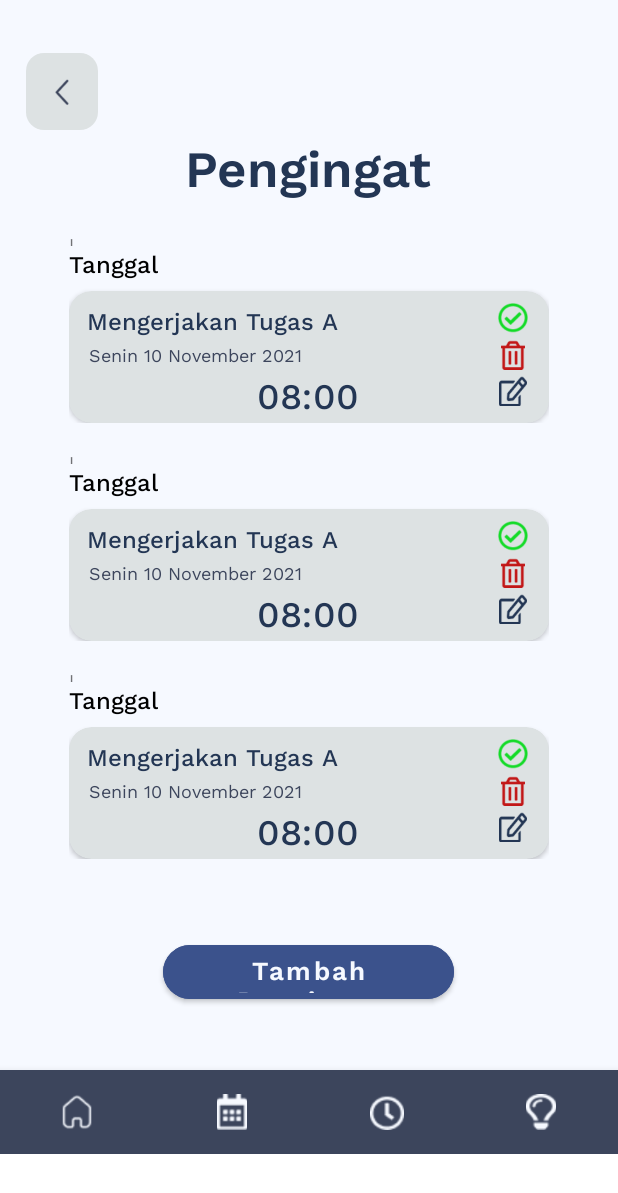
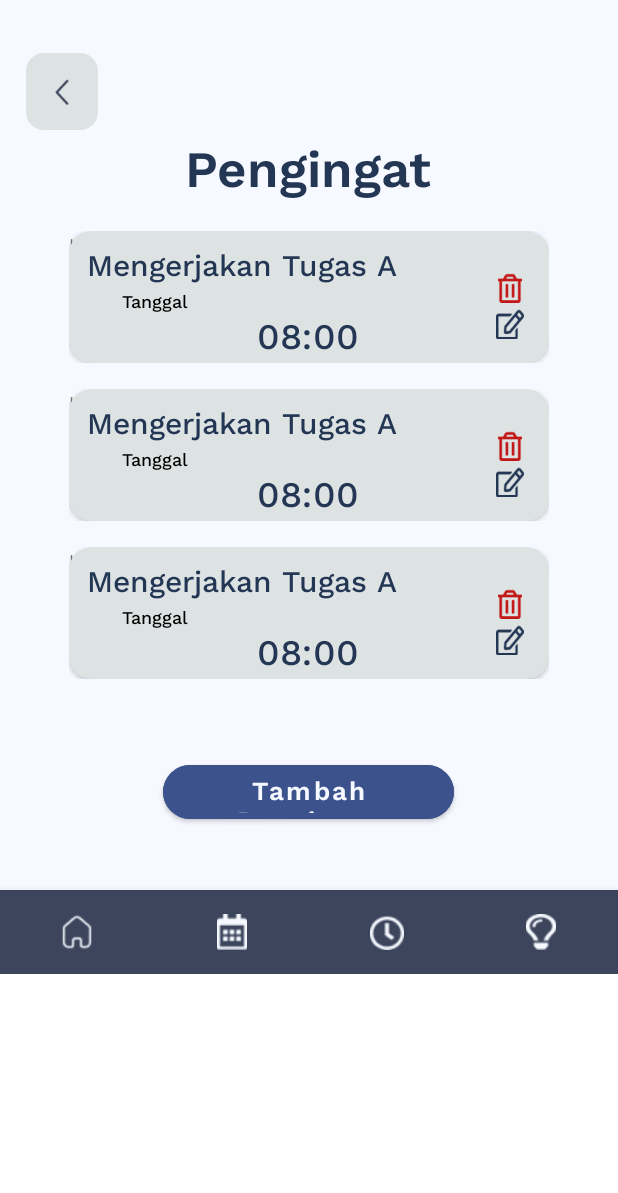
Before and after one commit to HafizhDaffa/Dotify-v.2, an Android app: the layout activity_pengingat_saya.xml on its own in the app's theme, with its tools: preview values and no code run, on a phone screen of 412 x 824 dp. Shown: the top 1193 px of the screen. Run offline under Robolectric (Android 15) with nearby library versions, the phone set to English and light mode, and no system bars.

Commit message:
perbaikan dikit

```diff
--- a/app/src/main/java/com/example/dotify_2/MainActivity.kt
+++ b/app/src/main/java/com/example/dotify_2/MainActivity.kt
@@ -1,4 +1,5 @@
 package com.example.dotify_2
+
 
 import android.content.Intent
 import androidx.appcompat.app.AppCompatActivity
--- a/app/src/main/java/com/example/dotify_2/Pengingat.kt
+++ b/app/src/main/java/com/example/dotify_2/Pengingat.kt
@@ -3,10 +3,11 @@ package com.example.dotify_2
 import java.util.*
 
 data class Pengingat(
+
     var judul: String? = null,
     var tgl: String? = null,
     var jam: String? = null,
-
+    var id: Int? = null,
 
 
     )
--- a/app/src/main/res/layout/activity_pengingat_saya.xml
+++ b/app/src/main/res/layout/activity_pengingat_saya.xml
@@ -41,11 +41,11 @@
             android:textColor="@color/hitam"/>
 
         <androidx.recyclerview.widget.RecyclerView
+            android:id="@+id/recycler_view"
             android:layout_width="wrap_content"
             android:layout_height="wrap_content"
             android:paddingBottom="10dp"
-            android:id="@+id/recycler_view"
-            tools:listitem="@layout/pengingat"/>
+            tools:listitem="@layout/pengingat" />
 
         <com.google.android.material.button.MaterialButton
             android:layout_width="194dp"
--- a/app/src/main/res/layout/pengingat.xml
+++ b/app/src/main/res/layout/pengingat.xml
@@ -15,19 +15,6 @@
         android:text="|"
         app:layout_constraintBottom_toTopOf="@+id/tanggal"
         app:layout_constraintStart_toStartOf="parent"/>
-
-    <TextView
-        android:layout_width="wrap_content"
-        android:layout_height="wrap_content"
-        app:layout_constraintBottom_toTopOf="@id/card"
-        app:layout_constraintStart_toStartOf="@id/card"
-        android:id="@+id/tanggal"
-        android:layout_marginBottom="6dp"
-        android:elevation="2dp"
-        android:text="Tanggal"
-        android:fontFamily="@font/worksans_medium"
-        android:textSize="16sp"
-        android:textColor="@color/black"/>
 
     <androidx.cardview.widget.CardView
         android:layout_width="320dp"
@@ -58,66 +45,54 @@
                 app:layout_constraintTop_toTopOf="parent" />
 
             <TextView
-                android:id="@+id/catatan"
-                android:layout_width="183dp"
-                android:layout_height="wrap_content"
-                android:layout_marginStart="13dp"
-                android:layout_marginTop="2dp"
-                android:elevation="2dp"
-                android:fontFamily="@font/worksans_regular"
-                android:text="Senin 10 November 2021"
-                android:textColor="@color/biru_paling_tua"
-                android:textSize="12sp"
-                app:layout_constraintStart_toStartOf="parent"
-                app:layout_constraintTop_toBottomOf="@id/judul" />
-
-            <TextView
                 android:id="@+id/judul"
-                android:layout_width="183dp"
-                android:layout_height="wrap_content"
+                android:layout_width="247dp"
+                android:layout_height="58dp"
                 android:layout_marginStart="12dp"
                 android:layout_marginTop="8dp"
                 android:elevation="2dp"
                 android:fontFamily="@font/worksans_medium"
                 android:text="Mengerjakan Tugas A"
                 android:textColor="@color/hitam"
-                android:textSize="16sp"
+                android:textSize="20sp"
                 app:layout_constraintStart_toStartOf="parent"
-                app:layout_constraintTop_toTopOf="parent" />
-
-            <ImageView
-                android:id="@+id/check"
-                android:layout_width="20dp"
-                android:layout_height="20dp"
-                android:layout_marginTop="8dp"
-                android:layout_marginEnd="14dp"
-                android:adjustViewBounds="true"
-                android:scaleType="fitCenter"
-                android:src="@drawable/check"
-                app:layout_constraintEnd_toEndOf="parent"
                 app:layout_constraintTop_toTopOf="parent" />
 
             <ImageView
                 android:id="@+id/trash"
                 android:layout_width="20dp"
                 android:layout_height="20dp"
-                android:layout_marginEnd="14dp"
+                android:layout_marginEnd="16dp"
+                android:layout_marginBottom="4dp"
                 android:adjustViewBounds="true"
                 android:scaleType="fitCenter"
                 android:src="@drawable/trash"
                 app:layout_constraintBottom_toTopOf="@id/note"
-                app:layout_constraintEnd_toEndOf="parent"
-                app:layout_constraintTop_toBottomOf="@id/check" />
+                app:layout_constraintEnd_toEndOf="parent" />
 
             <ImageView
                 android:id="@+id/note"
                 android:layout_width="20dp"
                 android:layout_height="20dp"
-                android:layout_marginEnd="14dp"
-                android:layout_marginBottom="11dp"
+                android:layout_marginEnd="16dp"
+                android:layout_marginBottom="16dp"
                 android:adjustViewBounds="true"
                 android:scaleType="fitCenter"
                 android:src="@drawable/note"
+                app:layout_constraintBottom_toBottomOf="parent"
+                app:layout_constraintEnd_toEndOf="parent" />
+
+            <TextView
+                android:id="@+id/tanggal"
+                android:layout_width="wrap_content"
+                android:layout_height="wrap_content"
+                android:layout_marginEnd="240dp"
+                android:layout_marginBottom="32dp"
+                android:elevation="2dp"
+                android:fontFamily="@font/worksans_medium"
+                android:text="Tanggal"
+                android:textColor="@color/black"
+                android:textSize="12sp"
                 app:layout_constraintBottom_toBottomOf="parent"
                 app:layout_constraintEnd_toEndOf="parent" />
 
```
Also changed, not shown: app/src/main/java/com/example/dotify_2/AdapterPengingat.kt (+4 -6 lines), app/src/main/java/com/example/dotify_2/DatabaseHandler.kt (+15 -0 lines), app/src/main/java/com/example/dotify_2/PengingatSaya.kt (+27 -9 lines), app/src/main/java/com/example/dotify_2/TambahPengingat.kt (+11 -61 lines), app/src/main/java/com/example/dotify_2/UbahPengingat.kt (+110 -39 lines).
